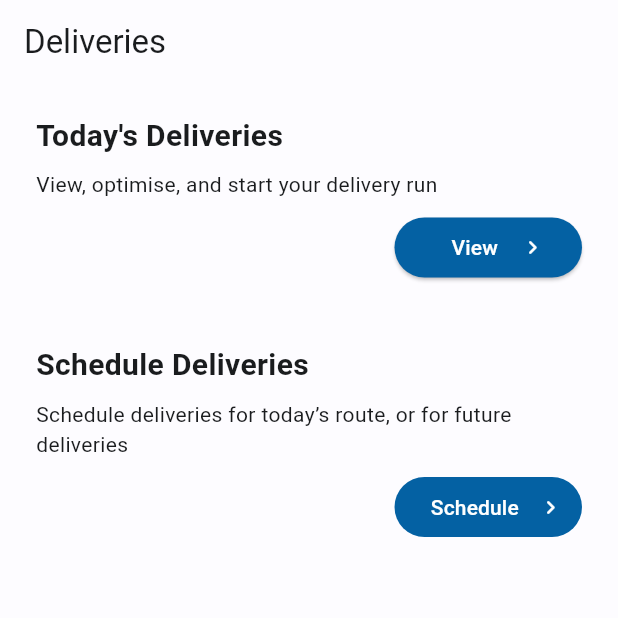
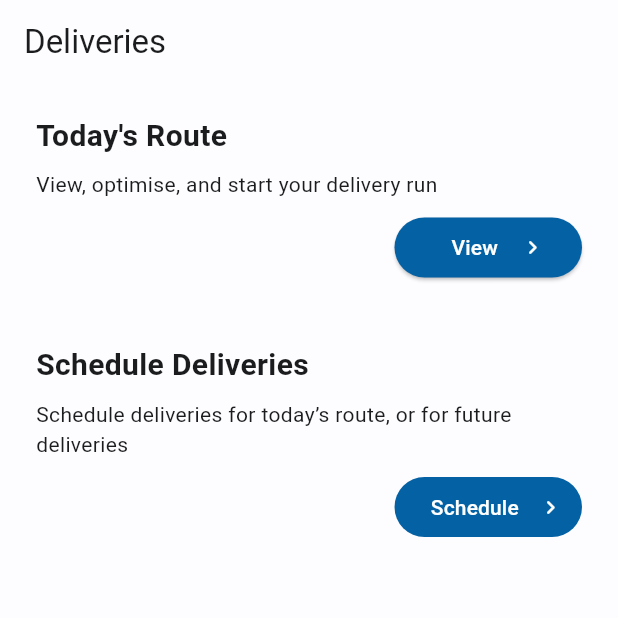
Before and after one commit to matthew-soulsby/delivery-manager, a Flutter app: the screen it shows after launch, on a phone screen of 412 x 824 dp, the top half of it. Run offline on Flutter 3.47's test engine with Material 2 defaults, Android fonts, the phone set to English and light mode, and no system bars; our stand-ins replace hive, hive_flutter; accounts and stored records are empty.

```diff
--- a/delivery_manager_app/lib/pages/delivery_manager.dart
+++ b/delivery_manager_app/lib/pages/delivery_manager.dart
@@ -17,7 +17,7 @@ class DeliveryManager extends StatelessWidget {
         crossAxisAlignment: CrossAxisAlignment.start,
         children: [
           MenuCard(
-            title: "Today's Deliveries",
+            title: "Today's Route",
             description: 'View, optimise, and start your delivery run',
             button: ElevatedButton(
               style: filledButtonPrimary(context),
```
